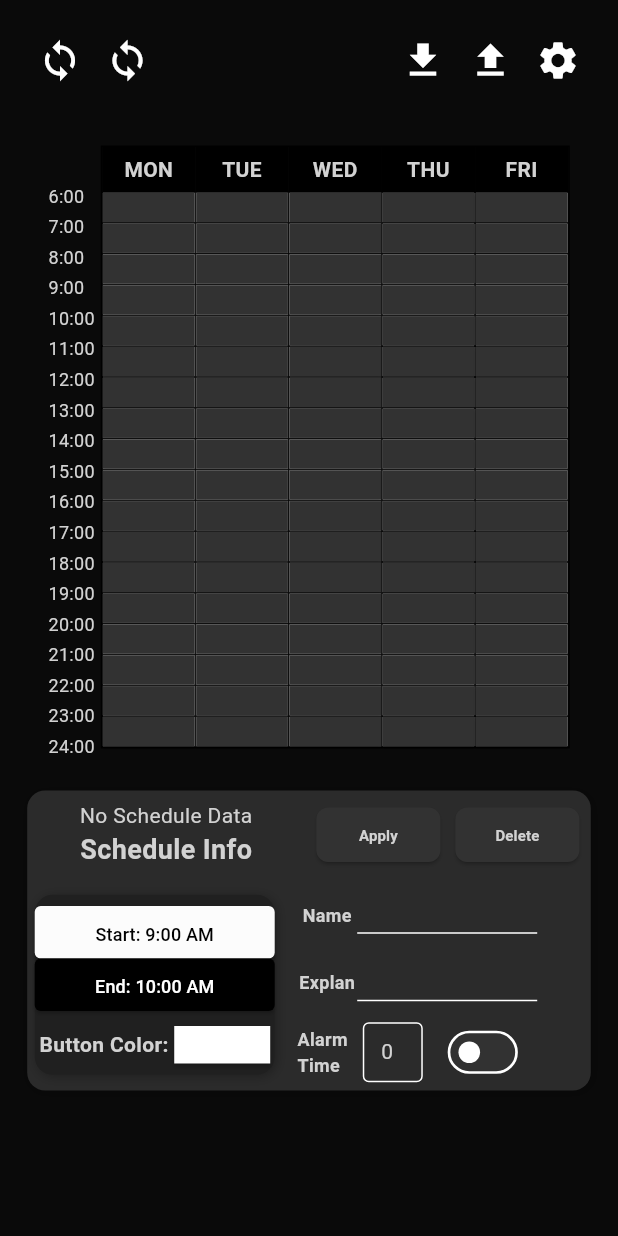
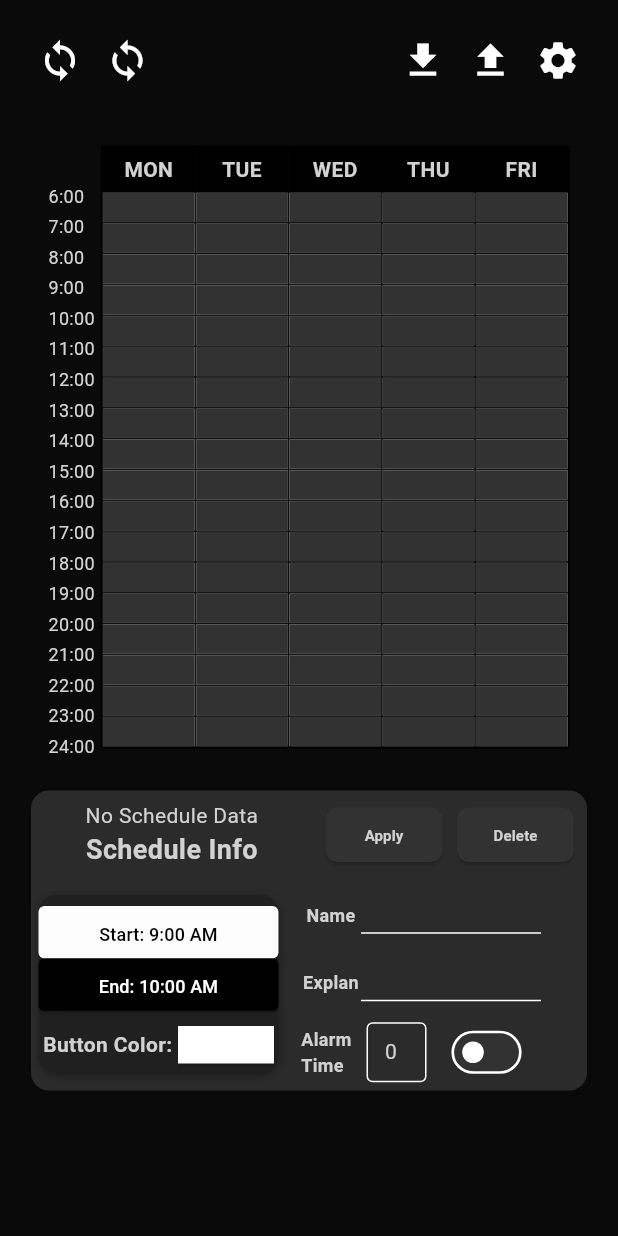
Before and after one commit to vrowdice/Flutter_Weekycal, a Flutter app: the screen it shows after launch, on a phone screen of 412 x 824 dp. Run offline on Flutter 3.47's test engine with Material 3 defaults, Android fonts, the phone set to English and light mode, and no system bars; our stand-ins replace flutter_colorpicker, flutter_local_notifications, fluttertoast, permission_handler, shared_preferences, timezone; missing offline and left inert: home_widget; statements that could not run were skipped.

Commit message:
container set

```diff
--- a/lib/mainWidget/ScheduleInfoContainer.dart
+++ b/lib/mainWidget/ScheduleInfoContainer.dart
@@ -12,7 +12,7 @@ class ScheduleInfoContainer extends StatelessWidget {
   @override
   Widget build(BuildContext context) {
     return Container(
-        width: realContainerSizeX + 65,
+        width: realContainerSizeX + 60,
         height: weekContainerSizeY / 2,
         decoration: BoxDecoration(
           color: const Color.fromARGB(255, 43, 43, 43),
@@ -320,7 +320,7 @@ class _ScheduleControlRowState extends State<ScheduleControlRow> {
       Padding(
         padding: const EdgeInsets.all(5),
         child: SizedBox(
-            width: realContainerSizeX / 4 + 5,
+            width: realContainerSizeX / 4,
             height: weekContainerSizeY / 11,
             child: ElevatedButton(
               onPressed: () {
@@ -341,7 +341,7 @@ class _ScheduleControlRowState extends State<ScheduleControlRow> {
       Padding(
         padding: const EdgeInsets.all(5),
         child: SizedBox(
-            width: realContainerSizeX / 4 + 5,
+            width: realContainerSizeX / 4,
             height: weekContainerSizeY / 11,
             child: ElevatedButton(
                 onPressed: () {
```
Also changed, not shown: 16 other files.
